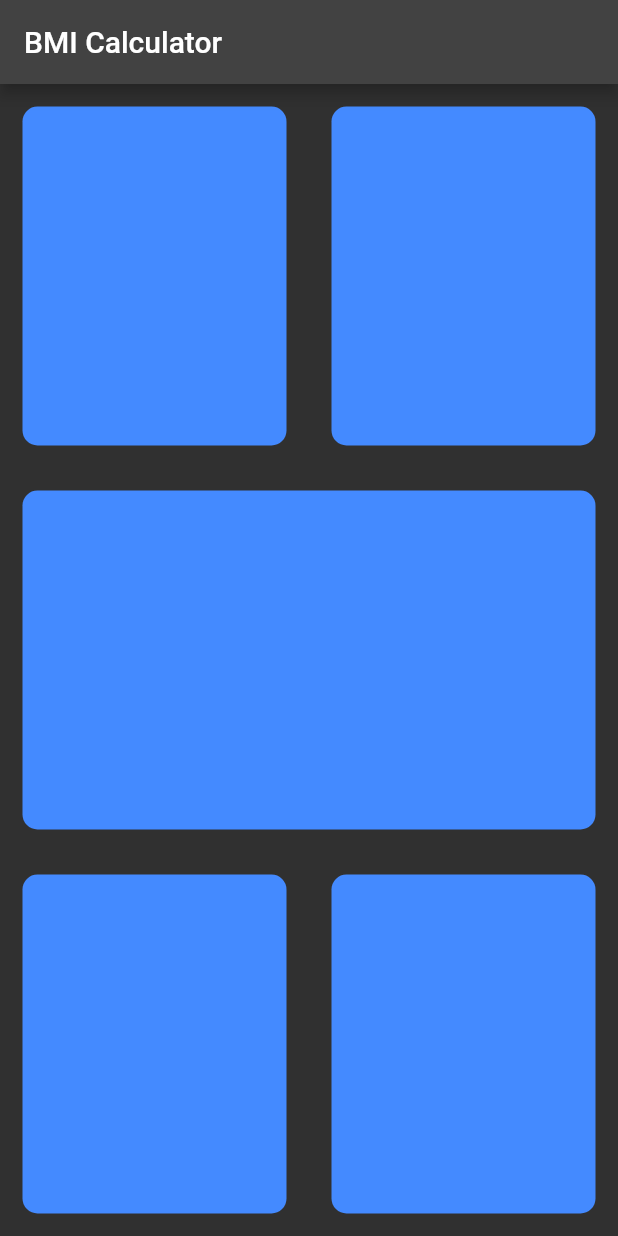
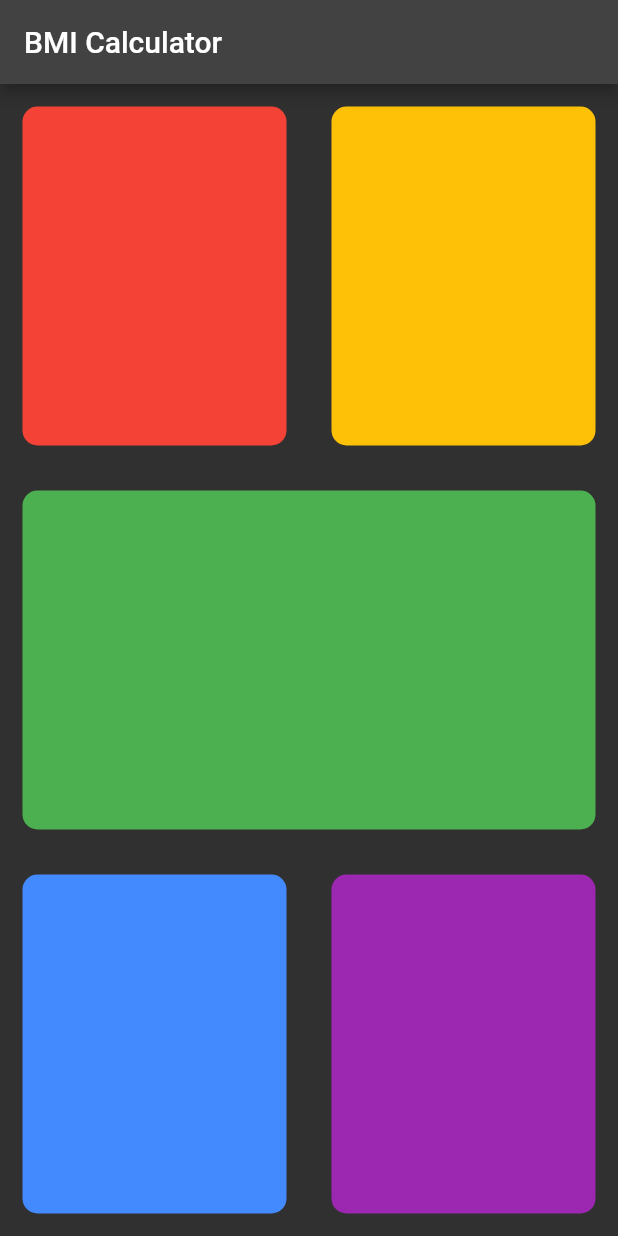
Before and after one commit to ShiekhAmish/FLutter_Apps_090, a Flutter app: the screen it shows after launch, on a phone screen of 412 x 824 dp. Run offline on Flutter 3.47's test engine with Material 2 defaults, Android fonts, the phone set to English and light mode, and no system bars; our stand-ins replace animated_text_kit, audioplayers, google_fonts, rflutter_alert, share_plus, simple_animations and 1 more; missing offline and left inert: flutter_animated_button, mailto.

Commit message:
Part 03 (Refactor)
Part 03 (Refactor)

```diff
--- a/BMI_AMISH_090/lib/input.dart
+++ b/BMI_AMISH_090/lib/input.dart
@@ -20,49 +20,29 @@ class _InputState extends State<Input> {
           body: Column(
         children: [
           Expanded(child: Row(
-            children: [
-              Expanded(child: Container(
-                margin: EdgeInsets.all(15.0),
-                decoration: BoxDecoration(
-                  color: Colors.blueAccent.shade200,
-                  borderRadius: BorderRadius.circular(10.0),
-                ),
+            children:  [
+              Expanded(child: RepeatContainer(
+                colors: Colors.red,
               ),),
-              Expanded(child: Container(
-                margin: EdgeInsets.all(15.0),
-                decoration: BoxDecoration(
-                  color: Colors.blueAccent.shade200,
-                  borderRadius: BorderRadius.circular(10.0),
-                ),
+              Expanded(child: RepeatContainer(
+                colors: Colors.amber,
               ),),
             ],
           ),),
           Expanded(child: Row(
             children: [
-              Expanded(child: Container(
-                margin: EdgeInsets.all(15.0),
-                decoration: BoxDecoration(
-                  color: Colors.blueAccent.shade200,
-                  borderRadius: BorderRadius.circular(10.0),
-                ),
+              Expanded(child: RepeatContainer(
+                colors: Colors.green,
               ),),
             ],
           ),),
           Expanded(child: Row(
             children: [
-              Expanded(child: Container(
-                margin: EdgeInsets.all(15.0),
-                decoration: BoxDecoration(
-                  color: Colors.blueAccent.shade200,
-                  borderRadius: BorderRadius.circular(10.0),
-                ),
+              Expanded(child: RepeatContainer(
+                colors: Colors.blueAccent,
               ),),
-              Expanded(child: Container(
-                margin: EdgeInsets.all(15.0),
-                decoration: BoxDecoration(
-                  color: Colors.blueAccent.shade200,
-                  borderRadius: BorderRadius.circular(10.0),
-                ),
+              Expanded(child: RepeatContainer(
+                colors: Colors.purple,
               ),),
             ],
           ),),
@@ -72,3 +52,19 @@ class _InputState extends State<Input> {
     );
   }
 }
+
+class RepeatContainer extends StatelessWidget {
+  RepeatContainer({required this.colors});
+  final Color colors;
+
+  @override
+  Widget build(BuildContext context) {
+    return Container(
+      margin: EdgeInsets.all(15.0),
+      decoration: BoxDecoration(
+        color: colors,
+        borderRadius: BorderRadius.circular(10.0),
+      ),
+    );
+  }
+}
```
